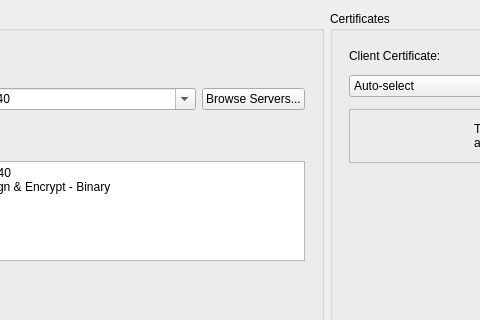
Above: src/dialogs/connectiondialog.ui from sanny32/OpenUaExplorer before the change; both pictures show x 270 to 750 and y 0 to 320 of the 1000 by 690 pixel window. Below: the same form after it.
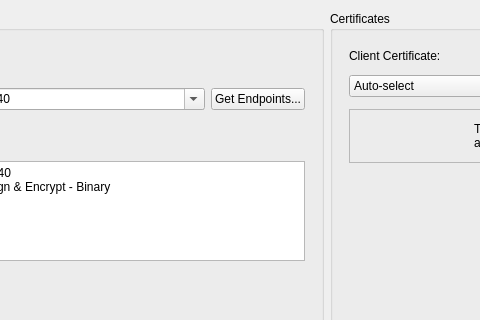
That is the form after the change. Icons and pictures are not drawn. Custom widgets are drawn as their Qt base class.

Commit message: feat: Rename and update button for endpoint discovery in connection dialog

```diff
--- a/src/dialogs/connectiondialog.ui
+++ b/src/dialogs/connectiondialog.ui
@@ -127,7 +127,7 @@
             <item>
              <widget class="ThemedPushButton" name="browseServersButton">
               <property name="text">
-               <string>Browse Servers...</string>
+               <string>Get Endpoints...</string>
               </property>
              </widget>
             </item>
```
Left out of the diff: 4 changed lines with no effect on the pictures. The commit also changes 1 other file.
